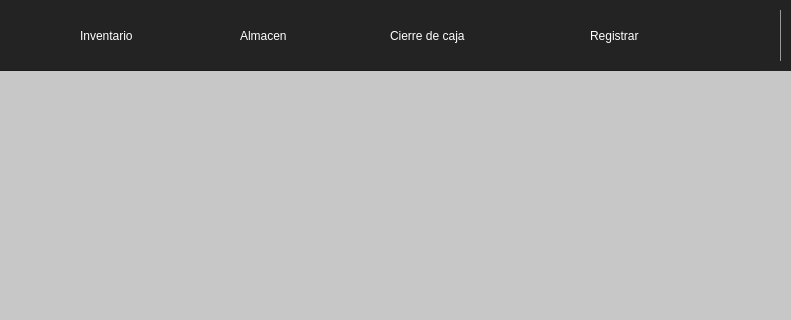
Old version of the form ui/mainWindow.ui in the repository Moises024/sistema_de_caja; both pictures show x 140 to 931 and y 0 to 320 of the 1131 by 600 pixel window.
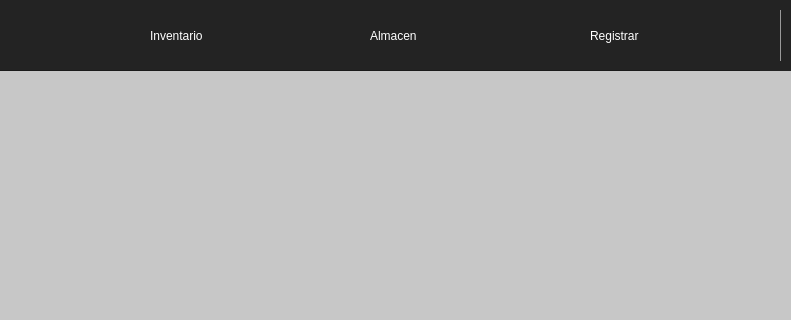
New version of the form. Icons and pictures are not drawn.

```diff
--- a/ui/mainWindow.ui
+++ b/ui/mainWindow.ui
@@ -38,7 +38,7 @@
    <widget class="QLabel" name="nav_2">
     <property name="geometry">
      <rect>
-      <x>220</x>
+      <x>290</x>
       <y>20</y>
       <width>141</width>
       <height>51</height>
@@ -58,7 +58,7 @@
    <widget class="QLabel" name="nav_3">
     <property name="geometry">
      <rect>
-      <x>380</x>
+      <x>510</x>
       <y>20</y>
       <width>121</width>
       <height>51</height>
@@ -78,26 +78,6 @@
    <widget class="QLabel" name="nav_4">
     <property name="geometry">
      <rect>
-      <x>530</x>
-      <y>20</y>
-      <width>191</width>
-      <height>51</height>
-     </rect>
-    </property>
-    <property name="styleSheet">
-     <string notr="true">QLabel {
-	
-	color: rgb(255, 255, 255);
-	font: 100 18pt &quot;Dubai&quot;;
-}</string>
-    </property>
-    <property name="text">
-     <string>Cierre de caja</string>
-    </property>
-   </widget>
-   <widget class="QLabel" name="nav_5">
-    <property name="geometry">
-     <rect>
       <x>730</x>
       <y>20</y>
       <width>121</width>
```
Left out of the diff: 5 changed lines with no effect on the pictures.
